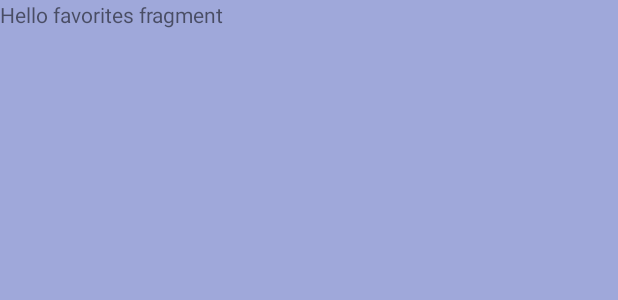
After one commit to Marina-Banov/sztfr, an Android app: the layout fragment_favorites.xml on its own in the app's theme, with its tools: preview values and no code run, on a phone screen of 412 x 824 dp. The commit adds this screen. Shown: the top 300 px of the screen. Run offline under Robolectric (Android 15) with nearby library versions, the phone set to English and light mode, and no system bars.

Commit message:
added Fragments

```diff
--- a/sztfr-android/app/src/main/AndroidManifest.xml
+++ b/sztfr-android/app/src/main/AndroidManifest.xml
@@ -9,6 +9,7 @@
         android:roundIcon="@mipmap/ic_launcher_round"
         android:supportsRtl="true"
         android:theme="@style/Theme.SZTFR">
+        <activity android:name=".HomeActivity"></activity>
         <activity
             android:name=".MainActivity"
             android:configChanges="orientation|screenSize|smallestScreenSize|screenLayout">
--- /dev/null
+++ b/sztfr-android/app/src/main/res/layout/fragment_favorites.xml
@@ -0,0 +1,15 @@
+<?xml version="1.0" encoding="utf-8"?>
+<FrameLayout xmlns:android="http://schemas.android.com/apk/res/android"
+    xmlns:tools="http://schemas.android.com/tools"
+    android:layout_width="match_parent"
+    android:layout_height="match_parent"
+    android:background="#9fa8da"
+    tools:context=".FavoritesFragment">
+
+    <!-- TODO: Update blank fragment layout -->
+    <TextView
+        android:layout_width="match_parent"
+        android:layout_height="wrap_content"
+        android:text="@string/hello_favorites_fragment" />
+
+</FrameLayout>
--- a/sztfr-android/app/src/main/res/values/strings.xml
+++ b/sztfr-android/app/src/main/res/values/strings.xml
@@ -1,3 +1,8 @@
 <resources>
     <string name="app_name">SZTFR</string>
+    <!-- TODO: Remove or change this placeholder text -->
+    <string name="hello_home_fragment">Hello home fragment</string>
+    <string name="hello_favorites_fragment">Hello favorites fragment</string>
+    <string name="hello_survey_fragment">Hello survey fragment</string>
+    <string name="hello_info_fragment">Hello info fragment</string>
 </resources>
```
Also changed, not shown: sztfr-android/app/src/main/java/hr/sztfr/sztfr_android/FavoritesFragment.kt (added, +27 -0 lines), sztfr-android/app/src/main/java/hr/sztfr/sztfr_android/HomeFragment.kt (added, +27 -0 lines), sztfr-android/app/src/main/java/hr/sztfr/sztfr_android/InfoFragment.kt (added, +27 -0 lines), sztfr-android/app/src/main/java/hr/sztfr/sztfr_android/SurveyFragment.kt (added, +28 -0 lines), sztfr-android/app/src/main/res/layout/fragment_home.xml (added, +15 -0 lines), sztfr-android/app/src/main/res/layout/fragment_info.xml (added, +15 -0 lines), sztfr-android/app/src/main/res/layout/fragment_survey.xml (added, +15 -0 lines).
